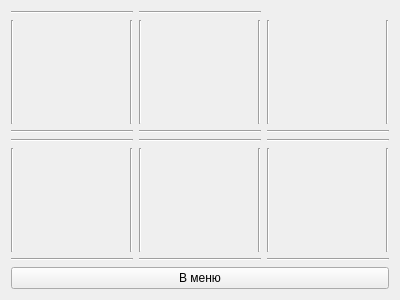
The window that editdevicesinbuldingwindow.ui (bondarev-al/PPCofCLinB) describes before a commit, drawn with Qt 5.
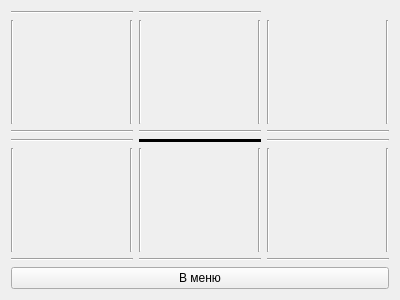
The same window after the commit.

```diff
--- a/editdevicesinbuldingwindow.ui
+++ b/editdevicesinbuldingwindow.ui
@@ -20,6 +20,12 @@
       <layout class="QVBoxLayout" name="verticalLayout_4">
        <item>
         <widget class="Line" name="line_13">
+         <property name="frameShadow">
+          <enum>QFrame::Plain</enum>
+         </property>
+         <property name="lineWidth">
+          <number>3</number>
+         </property>
          <property name="orientation">
           <enum>Qt::Horizontal</enum>
          </property>
```
